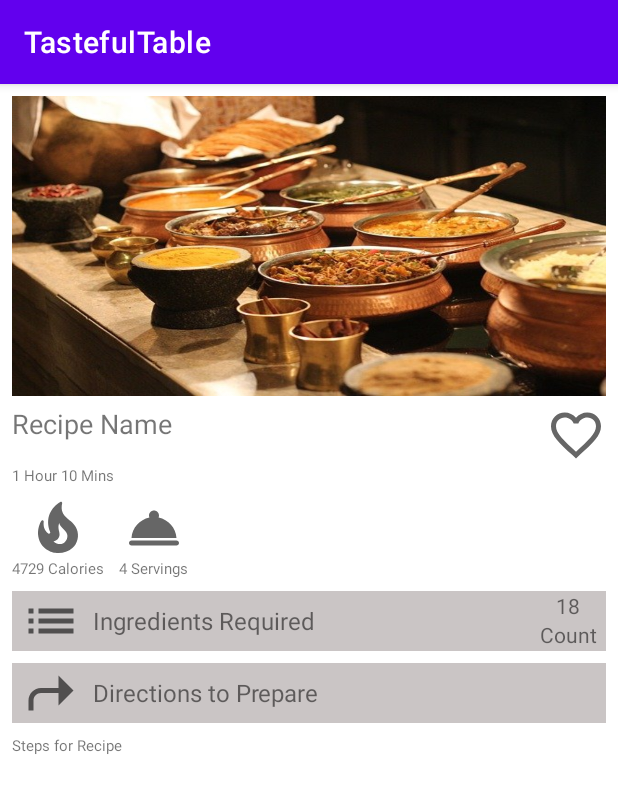
After one commit to VandanaGhori/tasteful-table, an Android app: the RecipePreparationActivity screen opened directly, with no data from a screen before it, on a phone screen of 412 x 824 dp. The commit adds this screen. Shown: the top 793 px of the screen. Run offline under Robolectric (Android 15) with nearby library versions, the phone set to English and light mode, and no system bars; pictures from the network do not load; 2 statements that could not run were skipped.

Commit message:
RecipePreparationActivity is designed.

```diff
--- a/app/src/main/AndroidManifest.xml
+++ b/app/src/main/AndroidManifest.xml
@@ -20,6 +20,7 @@
                 <category android:name="android.intent.category.LAUNCHER" />
             </intent-filter>
         </activity>
+        <activity android:name=".RecipePreparationActivity"/>
     </application>
 
 </manifest>
--- a/app/src/main/java/com/example/tastefultable/Adapter/RecipeAdapter.java
+++ b/app/src/main/java/com/example/tastefultable/Adapter/RecipeAdapter.java
@@ -1,6 +1,8 @@
 package com.example.tastefultable.Adapter;
 
+import android.app.Activity;
 import android.content.Context;
+import android.content.Intent;
 import android.view.LayoutInflater;
 import android.view.View;
 import android.view.ViewGroup;
@@ -11,7 +13,9 @@ import androidx.annotation.NonNull;
 import androidx.recyclerview.widget.RecyclerView;
 
 import com.bumptech.glide.Glide;
+import com.example.tastefultable.MainActivity;
 import com.example.tastefultable.R;
+import com.example.tastefultable.RecipePreparationActivity;
 import com.example.tastefultable.model.Recipe;
 
 import java.util.List;
@@ -35,6 +39,18 @@ public class RecipeAdapter extends RecyclerView.Adapter<RecipeAdapter.RecipeView
             super(itemView);
             mRecipeImage = (ImageView) itemView.findViewById(R.id.recipeImage);
             mRecipeName = (TextView) itemView.findViewById(R.id.recipeName);
+
+            itemView.setOnClickListener(new View.OnClickListener() {
+                @Override
+                public void onClick(View v) {
+                    int pos = getAdapterPosition();
+                    Recipe recipe = mRecipeList.get(pos);
+                    Intent intent = new Intent(context, RecipePreparationActivity.class);
+                    intent.putExtra("recipe",recipe);
+                    //intent.putExtra("Name","Hello");
+                    context.startActivity(intent);
+                }
+            });
         }
     }
 
--- a/app/src/main/java/com/example/tastefultable/HomeFragment.java
+++ b/app/src/main/java/com/example/tastefultable/HomeFragment.java
@@ -82,7 +82,6 @@ public class HomeFragment extends Fragment {
                              Bundle savedInstanceState) {
         // Inflate the layout for this fragment
         View view = inflater.inflate(R.layout.fragment_home, container, false);
-        textViewHomeFragment = (TextView) view.findViewById(R.id.textViewHomeFragment);
         recipeRecyclerView = (RecyclerView) view.findViewById(R.id.recipeRecyclerView);
         recipeList = new ArrayList<>();
         getRecipesTask();
@@ -119,7 +118,7 @@ public class HomeFragment extends Fragment {
                 recipeList.add(recipe);
             }
 
-            Toast.makeText(getContext(), "Result = " + recipeList.toString(), Toast.LENGTH_LONG).show();
+            //Toast.makeText(getContext(), "Result = " + recipeList.toString(), Toast.LENGTH_LONG).show();
             //textViewHomeFragment.setText("Result = " + result);
         } catch (ExecutionException e) {
             e.printStackTrace();
--- /dev/null
+++ b/app/src/main/java/com/example/tastefultable/RecipePreparationActivity.java
@@ -0,0 +1,41 @@
+package com.example.tastefultable;
+
+import android.content.Intent;
+import android.media.Image;
+import android.os.Bundle;
+import android.os.PersistableBundle;
+import android.widget.ImageView;
+import android.widget.TextView;
+
+import androidx.appcompat.app.AppCompatActivity;
+
+import com.bumptech.glide.Glide;
+import com.example.tastefultable.model.Recipe;
+
+public class RecipePreparationActivity extends AppCompatActivity {
+    ImageView mRecipeImage;
+    TextView mTextViewRecipeName;
+
+    @Override
+    public void onCreate(Bundle savedInstanceState) {
+        super.onCreate(savedInstanceState);
+        setContentView(R.layout.activity_preparation_recipe);
+        getSupportActionBar().setHomeButtonEnabled(true);
+        initializeData();
+        getRecipeData();
+    }
+
+    private void initializeData() {
+        mRecipeImage = (ImageView) findViewById(R.id.imageViewRecipe);
+        mTextViewRecipeName = (TextView) findViewById(R.id.textViewRecipeTitle);
+    }
+
+    private void getRecipeData() {
+        Intent intent = getIntent();
+        Recipe recipe = (Recipe) intent.getSerializableExtra("recipe");
+
+        // Convert image_url into image
+        Glide.with(this).load(recipe.getImg_url()).into(mRecipeImage);
+        mTextViewRecipeName.setText(recipe.getName());
+    }
+}
--- a/app/src/main/java/com/example/tastefultable/model/Recipe.java
+++ b/app/src/main/java/com/example/tastefultable/model/Recipe.java
@@ -1,6 +1,8 @@
 package com.example.tastefultable.model;
 
-public class Recipe {
+import java.io.Serializable;
+
+public class Recipe implements Serializable {
     private int id;
     private String name;
     private String img_url;
--- /dev/null
+++ b/app/src/main/res/drawable/ic_baseline_calories_24.xml
@@ -0,0 +1,10 @@
+<vector xmlns:android="http://schemas.android.com/apk/res/android"
+    android:width="24dp"
+    android:height="24dp"
+    android:viewportWidth="24"
+    android:viewportHeight="24"
+    android:tint="?attr/colorControlNormal">
+  <path
+      android:fillColor="@android:color/white"
+      android:pathData="M19.48,12.35c-1.57,-4.08 -7.16,-4.3 -5.81,-10.23c0.1,-0.44 -0.37,-0.78 -0.75,-0.55C9.29,3.71 6.68,8 8.87,13.62c0.18,0.46 -0.36,0.89 -0.75,0.59c-1.81,-1.37 -2,-3.34 -1.84,-4.75c0.06,-0.52 -0.62,-0.77 -0.91,-0.34C4.69,10.16 4,11.84 4,14.37c0.38,5.6 5.11,7.32 6.81,7.54c2.43,0.31 5.06,-0.14 6.95,-1.87C19.84,18.11 20.6,15.03 19.48,12.35zM10.2,17.38c1.44,-0.35 2.18,-1.39 2.38,-2.31c0.33,-1.43 -0.96,-2.83 -0.09,-5.09c0.33,1.87 3.27,3.04 3.27,5.08C15.84,17.59 13.1,19.76 10.2,17.38z"/>
+</vector>
--- /dev/null
+++ b/app/src/main/res/drawable/ic_baseline_favorite_border_24.xml
@@ -0,0 +1,10 @@
+<vector xmlns:android="http://schemas.android.com/apk/res/android"
+    android:width="24dp"
+    android:height="24dp"
+    android:viewportWidth="24"
+    android:viewportHeight="24"
+    android:tint="?attr/colorControlNormal">
+  <path
+      android:fillColor="@android:color/white"
+      android:pathData="M16.5,3c-1.74,0 -3.41,0.81 -4.5,2.09C10.91,3.81 9.24,3 7.5,3 4.42,3 2,5.42 2,8.5c0,3.78 3.4,6.86 8.55,11.54L12,21.35l1.45,-1.32C18.6,15.36 22,12.28 22,8.5 22,5.42 19.58,3 16.5,3zM12.1,18.55l-0.1,0.1 -0.1,-0.1C7.14,14.24 4,11.39 4,8.5 4,6.5 5.5,5 7.5,5c1.54,0 3.04,0.99 3.57,2.36h1.87C13.46,5.99 14.96,5 16.5,5c2,0 3.5,1.5 3.5,3.5 0,2.89 -3.14,5.74 -7.9,10.05z"/>
+</vector>
--- /dev/null
+++ b/app/src/main/res/drawable/ic_baseline_list_24.xml
@@ -0,0 +1,11 @@
+<vector xmlns:android="http://schemas.android.com/apk/res/android"
+    android:width="24dp"
+    android:height="24dp"
+    android:viewportWidth="24"
+    android:viewportHeight="24"
+    android:tint="?attr/colorControlNormal"
+    android:autoMirrored="true">
+  <path
+      android:fillColor="@android:color/white"
+      android:pathData="M3,13h2v-2L3,11v2zM3,17h2v-2L3,15v2zM3,9h2L5,7L3,7v2zM7,13h14v-2L7,11v2zM7,17h14v-2L7,15v2zM7,7v2h14L21,7L7,7z"/>
+</vector>
--- /dev/null
+++ b/app/src/main/res/drawable/ic_serving_24.xml
@@ -0,0 +1,10 @@
+<vector xmlns:android="http://schemas.android.com/apk/res/android"
+    android:width="24dp"
+    android:height="24dp"
+    android:viewportWidth="24"
+    android:viewportHeight="24"
+    android:tint="?attr/colorControlNormal">
+  <path
+      android:fillColor="@android:color/white"
+      android:pathData="M3,17h18c0.55,0 1,0.45 1,1s-0.45,1 -1,1L3,19c-0.55,0 -1,-0.45 -1,-1s0.45,-1 1,-1zM13.84,7.79c0.1,-0.24 0.16,-0.51 0.16,-0.79 0,-1.1 -0.9,-2 -2,-2s-2,0.9 -2,2c0,0.28 0.06,0.55 0.16,0.79C6.25,8.6 3.27,11.93 3,16h18c-0.27,-4.07 -3.25,-7.4 -7.16,-8.21z"/>
+</vector>
--- /dev/null
+++ b/app/src/main/res/drawable/ic_sharp_right_arrow_24.xml
@@ -0,0 +1,11 @@
+<vector xmlns:android="http://schemas.android.com/apk/res/android"
+    android:width="24dp"
+    android:height="24dp"
+    android:viewportWidth="24"
+    android:viewportHeight="24"
+    android:tint="?attr/colorControlNormal"
+    android:autoMirrored="true">
+  <path
+      android:fillColor="@android:color/white"
+      android:pathData="M21,11l-6,-6v5H8c-2.76,0 -5,2.24 -5,5v4h2v-4c0,-1.65 1.35,-3 3,-3h7v5L21,11z"/>
+</vector>
--- /dev/null
+++ b/app/src/main/res/layout/activity_preparation_recipe.xml
@@ -0,0 +1,177 @@
+<?xml version="1.0" encoding="utf-8"?>
+<LinearLayout xmlns:android="http://schemas.android.com/apk/res/android"
+    android:layout_width="match_parent"
+    android:layout_height="match_parent"
+    android:layout_margin="8dp"
+    android:orientation="vertical">
+
+    <ScrollView
+        android:layout_width="match_parent"
+        android:layout_height="match_parent">
+
+        <LinearLayout
+            android:layout_width="match_parent"
+            android:layout_height="match_parent"
+            android:orientation="vertical">
+
+            <ImageView
+                android:id="@+id/imageViewRecipe"
+                android:layout_width="match_parent"
+                android:layout_height="200dp"
+                android:scaleType="fitXY"
+                android:src="@drawable/indian_buffet" />
+
+            <LinearLayout
+                android:layout_width="match_parent"
+                android:layout_height="wrap_content"
+                android:layout_marginTop="6dp"
+                android:orientation="horizontal">
+
+                <TextView
+                    android:id="@+id/textViewRecipeTitle"
+                    android:layout_width="wrap_content"
+                    android:layout_height="wrap_content"
+                    android:layout_weight="1"
+                    android:text="Recipe Name"
+                    android:textSize="18dp" />
+
+                <ImageView
+                    android:layout_width="40dp"
+                    android:layout_height="40dp"
+                    android:src="@drawable/ic_baseline_favorite_border_24" />
+            </LinearLayout>
+
+            <TextView
+                android:layout_width="match_parent"
+                android:layout_height="wrap_content"
+                android:text="1 Hour 10 Mins"
+                android:textSize="10dp"
+                android:textAllCaps="false" />
+
+            <LinearLayout
+                android:layout_width="wrap_content"
+                android:layout_height="wrap_content"
+                android:layout_marginTop="8dp"
+                android:orientation="horizontal">
+
+                <TableLayout
+                    android:layout_width="wrap_content"
+                    android:layout_height="wrap_content">
+
+                    <ImageView
+                        android:id="@+id/caloriesImageView"
+                        android:layout_width="40dp"
+                        android:layout_height="40dp"
+                        android:src="@drawable/ic_baseline_calories_24" />
+
+                    <TextView
+                        android:layout_width="wrap_content"
+                        android:layout_height="wrap_content"
+                        android:layout_toEndOf="@id/caloriesImageView"
+                        android:text="4729 Calories"
+                        android:textSize="10dp"/>
+                </TableLayout>
+
+                <TableLayout
+                    android:layout_width="wrap_content"
+                    android:layout_height="wrap_content"
+                    android:paddingStart="10dp">
+
+                    <ImageView
+                        android:id="@+id/servingImageView"
+                        android:layout_width="40dp"
+                        android:layout_height="40dp"
+                        android:src="@drawable/ic_serving_24" />
+
+                    <TextView
+                        android:layout_width="wrap_content"
+                        android:layout_height="wrap_content"
+                        android:layout_toEndOf="@id/servingImageView"
+                        android:text="4 Servings"
+                        android:textSize="10dp"/>
+                </TableLayout>
+
+            </LinearLayout>
+
+            <LinearLayout
+                android:layout_width="match_parent"
+                android:layout_height="wrap_content"
+                android:layout_marginTop="8dp"
+                android:background="@color/light_gray"
+                android:orientation="horizontal">
+
+                <ImageView
+                    android:layout_width="40dp"
+                    android:layout_height="40dp"
+                    android:layout_marginStart="6dp"
+                    android:src="@drawable/ic_baseline_list_24" />
+
+                <TextView
+                    android:layout_width="wrap_content"
+                    android:layout_height="wrap_content"
+                    android:layout_gravity="center"
+                    android:layout_weight="1"
+                    android:paddingStart="8dp"
+                    android:text="@string/ingredients"
+                    android:textSize="16dp" />
+
+                <TableLayout
+                    android:layout_width="wrap_content"
+                    android:layout_height="wrap_content"
+                    android:layout_marginRight="6dp"
+                    android:gravity="center">
+
+                    <TextView
+                        android:layout_width="wrap_content"
+                        android:layout_height="wrap_content"
+                        android:gravity="center"
+                        android:text="18" />
+
+                    <TextView
+                        android:layout_width="wrap_content"
+                        android:layout_height="wrap_content"
+                        android:text="Count" />
+
+                </TableLayout>
+            </LinearLayout>
+
+            <ListView
+                android:layout_width="match_parent"
+                android:layout_height="wrap_content" />
+
+            <LinearLayout
+                android:layout_width="match_parent"
+                android:layout_height="wrap_content"
+                android:layout_marginTop="8dp"
+                android:background="@color/light_gray"
+                android:orientation="horizontal">
+
+                <ImageView
+                    android:layout_width="40dp"
+                    android:layout_height="40dp"
+                    android:layout_marginStart="6dp"
+                    android:src="@drawable/ic_sharp_right_arrow_24" />
+
+                <TextView
+                    android:layout_width="wrap_content"
+                    android:layout_height="wrap_content"
+                    android:layout_gravity="center"
+                    android:layout_weight="1"
+                    android:paddingStart="8dp"
+                    android:text="@string/directions_to_prepare"
+                    android:textSize="16dp" />
+
+            </LinearLayout>
+
+            <TextView
+                android:layout_width="match_parent"
+                android:layout_height="wrap_content"
+                android:layout_marginTop="8dp"
+                android:text="Steps for Recipe"
+                android:textSize="10dp"/>
+
+        </LinearLayout>
+
+    </ScrollView>
+
+</LinearLayout>
--- a/app/src/main/res/layout/row_recipe.xml
+++ b/app/src/main/res/layout/row_recipe.xml
@@ -1,10 +1,11 @@
 <?xml version="1.0" encoding="utf-8"?>
-<LinearLayout xmlns:android="http://schemas.android.com/apk/res/android"
+<LinearLayout
+    xmlns:android="http://schemas.android.com/apk/res/android"
     xmlns:app="http://schemas.android.com/apk/res-auto"
     android:layout_width="match_parent"
     android:layout_height="wrap_content"
-    android:layout_margin="12dp"
-    android:orientation="vertical">
+    android:orientation="vertical"
+    android:backgroundTint="@color/black">
 
     <androidx.cardview.widget.CardView
         android:layout_width="match_parent"
@@ -29,6 +30,10 @@
             android:layout_height="wrap_content"
             android:layout_gravity="center"
             android:gravity="center"
+            android:textSize="16dp"
+            android:textColor="@color/white"
+            android:textStyle="bold"
+            android:textAllCaps="true"
             android:text="Hello" />
 
     </androidx.cardview.widget.CardView>
--- a/app/src/main/res/values/colors.xml
+++ b/app/src/main/res/values/colors.xml
@@ -8,6 +8,7 @@
     <color name="black">#FF000000</color>
     <color name="white">#FFFFFFFF</color>
     <color name="dark_gray">#6C6C6C</color>
+    <color name="light_gray">#CAC5C5</color>
     <color name="teal_900">#69AFAF</color>
     <color name="teal_100">#649F9F</color>
 </resources>
--- a/app/src/main/res/values/strings.xml
+++ b/app/src/main/res/values/strings.xml
@@ -9,5 +9,7 @@
     <string name="from_my_account_fragment">From My Account Fragment</string>
 
     <string name="hyperlinkRegister"><a href="www.facebook.com">New User? Register Now</a></string>
+    <string name="ingredients">Ingredients Required</string>
+    <string name="directions_to_prepare">Directions to Prepare</string>
     <string name="register">Register</string>
 </resources>
```
